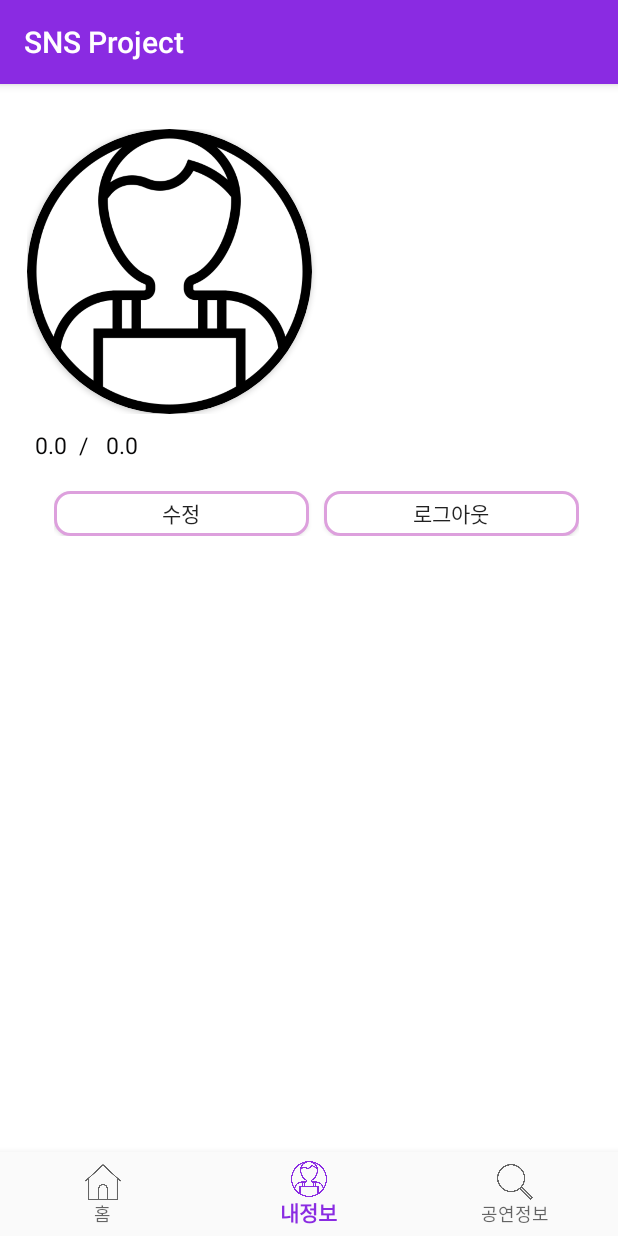
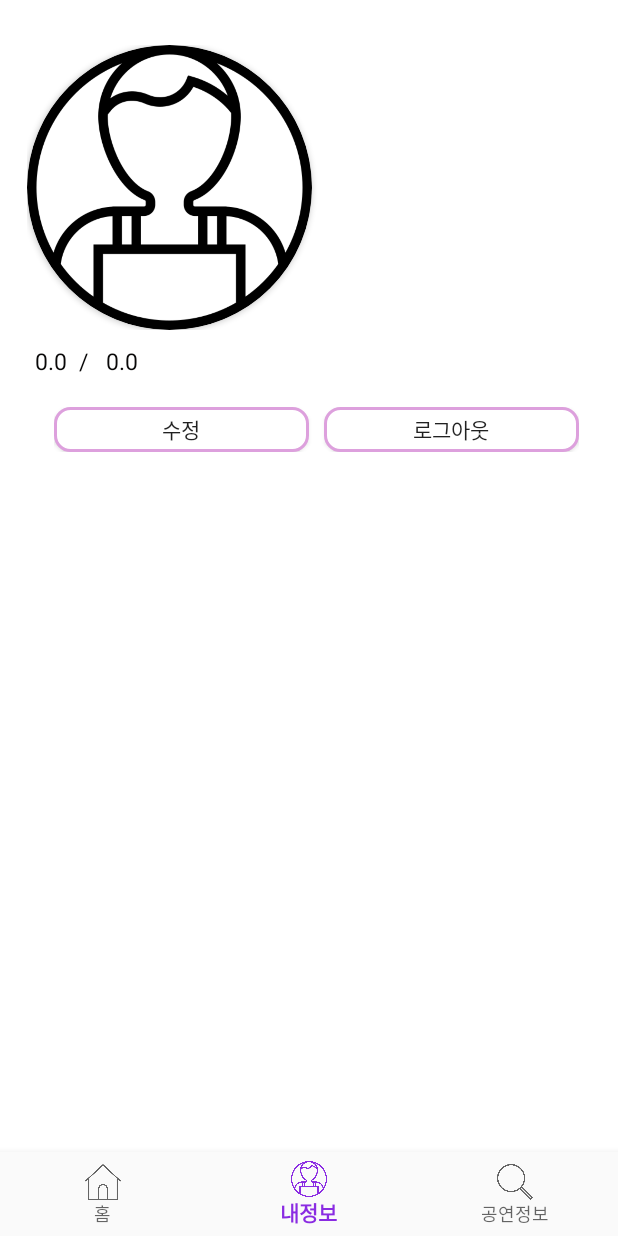
Before and after one commit to KimBoKyu/SNS_Project_FMW, an Android app: the MainActivity screen opened directly, with no data from a screen before it, item 2 of the bottom bar chosen, on a phone screen of 412 x 824 dp. Run offline under Robolectric (Android 15) with nearby library versions, the phone set to English and light mode, and no system bars; our stand-ins replace Firebase (no records; nobody signed in at launch, a user with empty details on screens opened directly); libraries missing offline, so code that uses them is left out: com.gelitenight.waveview; pictures from the network do not load; 2 statements that could not run were skipped.

Commit message:
멋지다

```diff
--- a/app/src/main/java/com/example/sns_project/activity/BasicActivity.java
+++ b/app/src/main/java/com/example/sns_project/activity/BasicActivity.java
@@ -22,8 +22,8 @@ public class BasicActivity extends AppCompatActivity {
     public void setContentView(@LayoutRes int layoutResID) {
         super.setContentView(layoutResID);
 
-        Toolbar myToolbar = findViewById(R.id.toolbar);
-        setSupportActionBar(myToolbar);
+//        Toolbar myToolbar = findViewById(R.id.toolbar);
+//        setSupportActionBar(myToolbar);
     }
 
     public void setToolbarTitle(String title){
--- a/app/src/main/java/com/example/sns_project/activity/LoadingActivity.java
+++ b/app/src/main/java/com/example/sns_project/activity/LoadingActivity.java
@@ -42,7 +42,7 @@ public class LoadingActivity extends Activity {
 
 
 
-        waveView.setWaveColor(Color.parseColor("#88b8f1ed"),
+        waveView.setWaveColor(Color.parseColor("#1E90FF"),
                 Color.parseColor("#b8f1ed"));
         mBorderColor = Color.parseColor("#b8f1ed");
         waveView.setBorder(mBorderWidth, mBorderColor);
--- a/app/src/main/java/com/example/sns_project/activity/MainActivity.java
+++ b/app/src/main/java/com/example/sns_project/activity/MainActivity.java
@@ -9,6 +9,9 @@ import android.location.LocationManager;
 import android.os.Bundle;
 import android.util.Log;
 import android.view.MenuItem;
+import android.view.Window;
+import android.view.WindowManager;
+
 import androidx.annotation.NonNull;
 import androidx.core.app.ActivityCompat;
 
@@ -35,10 +38,13 @@ public class MainActivity extends BasicActivity {
     @Override
     protected void onCreate(Bundle savedInstanceState) {
         super.onCreate(savedInstanceState);
+//        supportRequestWindowFeature(Window.FEATURE_NO_TITLE);
+//        getWindow().setFlags(WindowManager.LayoutParams.FLAG_FULLSCREEN,
+//                WindowManager.LayoutParams.FLAG_FULLSCREEN);
         setContentView(R.layout.activity_main);
         Intent intent = new Intent(this,LoadingActivity.class);
         startActivity(intent);
-        setToolbarTitle(getResources().getString(R.string.app_name));
+//        setToolbarTitle(getResources().getString(R.string.app_name));
         init();
         Background thread = new Background();
         thread.start();
--- a/app/src/main/res/layout/activity_main.xml
+++ b/app/src/main/res/layout/activity_main.xml
@@ -7,12 +7,6 @@
     android:layout_height="match_parent"
     tools:context=".activity.MainActivity">
 
-
-
-    <include
-        layout="@layout/view_toolbar"
-        android:layout_width="match_parent"
-        android:layout_height="wrap_content" />
 
     <FrameLayout
         android:id="@+id/container"
--- a/app/src/main/res/values/styles.xml
+++ b/app/src/main/res/values/styles.xml
@@ -7,6 +7,10 @@
         <item name="colorPrimaryDark">#8A2BE2</item>
         <item name="colorAccent">#8A2BE2</item>
         <item name="colorControlNormal">#ffffff</item>
+<!--        <item name="android:windowFullscreen">true</item>-->
+
+        <item name="windowActionBar">false</item>
+        <item name="windowNoTitle">true</item>
     </style>
 
 </resources>
```
Also changed, not shown: app/src/main/res/layout/activity_loading.xml (+9 -9 lines).
